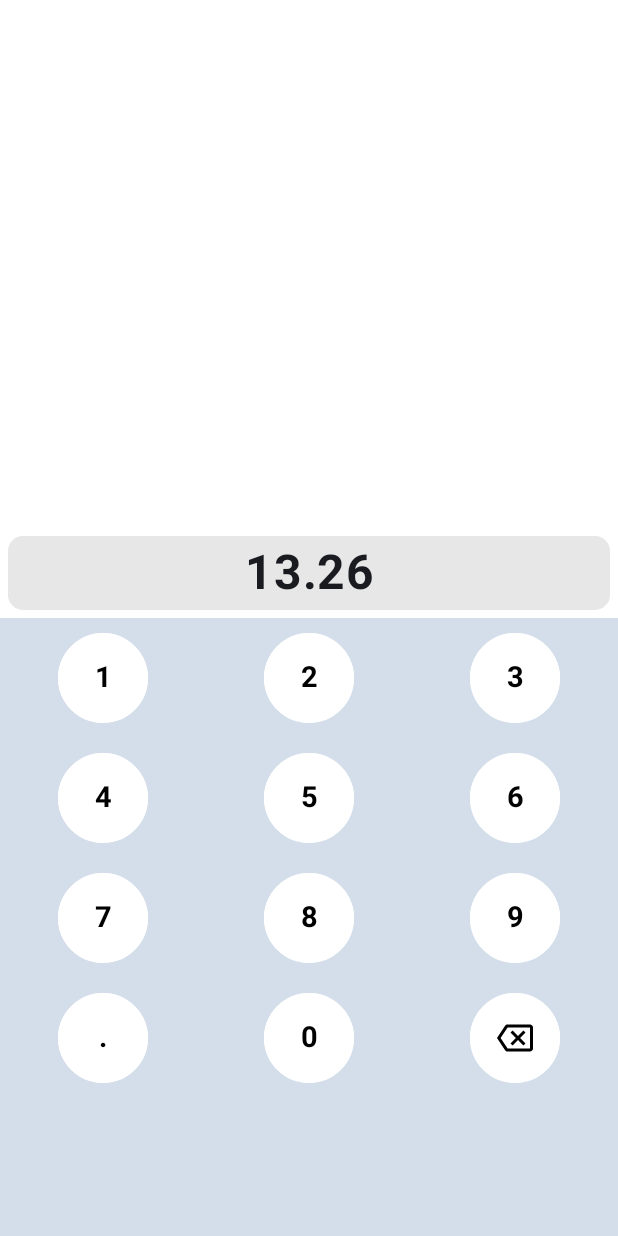
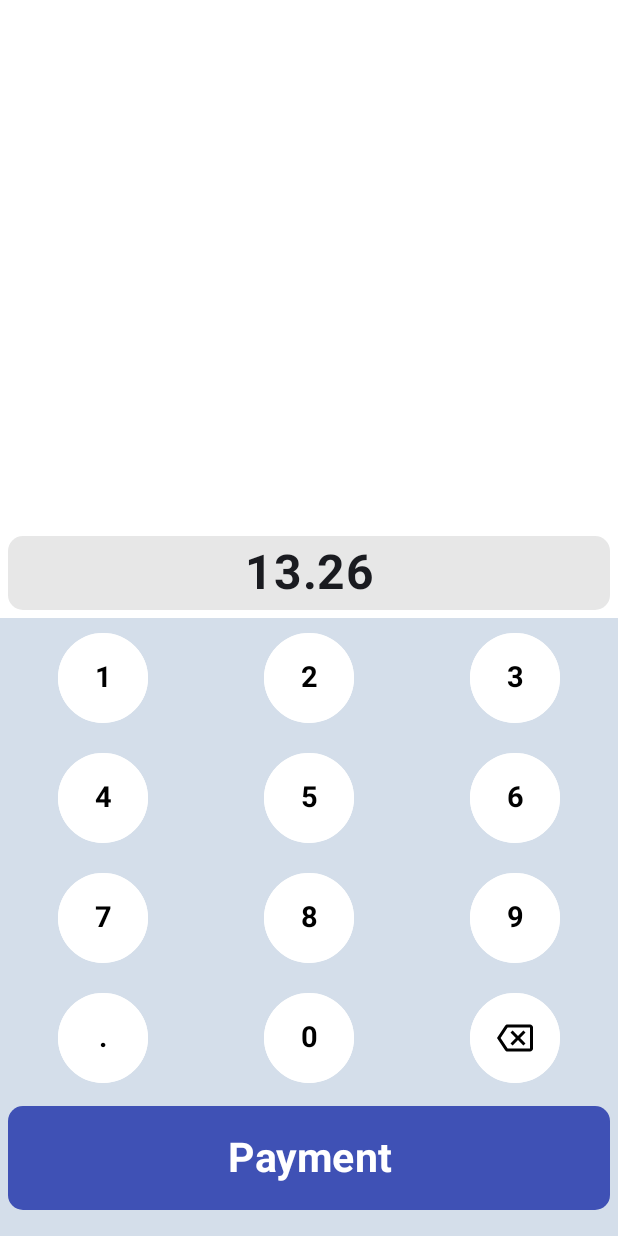
Before and after one commit to durdyshev/ZvtPayment, an Android app built with Jetpack Compose: the screen it shows after launch (MainActivity), on a phone screen of 412 x 824 dp. Run offline under Robolectric (Android 15) with nearby library versions, the phone set to English and light mode, and no system bars.

Commit message:
feat:Payment button added. feat:clear,point functions added

```diff
--- /dev/null
+++ b/app/src/main/java/com/justme/zvtpayment/presentation/components/PaymentButton.kt
@@ -0,0 +1,44 @@
+package com.justme.zvtpayment.presentation.components
+
+import androidx.compose.foundation.background
+import androidx.compose.foundation.layout.Box
+import androidx.compose.foundation.layout.fillMaxWidth
+import androidx.compose.foundation.layout.height
+import androidx.compose.foundation.layout.padding
+import androidx.compose.foundation.shape.RoundedCornerShape
+import androidx.compose.material3.Text
+import androidx.compose.runtime.Composable
+import androidx.compose.runtime.MutableState
+import androidx.compose.ui.Alignment
+import androidx.compose.ui.Modifier
+import androidx.compose.ui.draw.clip
+import androidx.compose.ui.graphics.Color
+import androidx.compose.ui.text.font.FontWeight
+import androidx.compose.ui.text.style.TextAlign
+import androidx.compose.ui.tooling.preview.Preview
+import androidx.compose.ui.unit.dp
+import androidx.compose.ui.unit.sp
+
+@Composable
+fun PaymentButton(textString: String) {
+    Box(
+        modifier = Modifier
+            .height(80.dp)
+            .fillMaxWidth()
+            .padding(all = 5.dp)
+            .clip(RoundedCornerShape(10.dp))
+            .background(Color(0xFF3F51B5)),
+        contentAlignment = Alignment.Center
+    ) {
+        Text(
+            text = textString,
+            modifier = Modifier.fillMaxWidth(),
+            textAlign = TextAlign.Center,
+            fontSize = 27.sp,
+            fontWeight = FontWeight.Bold,
+            maxLines = 1,
+            color = Color.White
+        )
+    }
+
+}
```
Also changed, not shown: app/src/main/java/com/justme/zvtpayment/presentation/views/main_screen/MainScreen.kt (+21 -1 lines).
